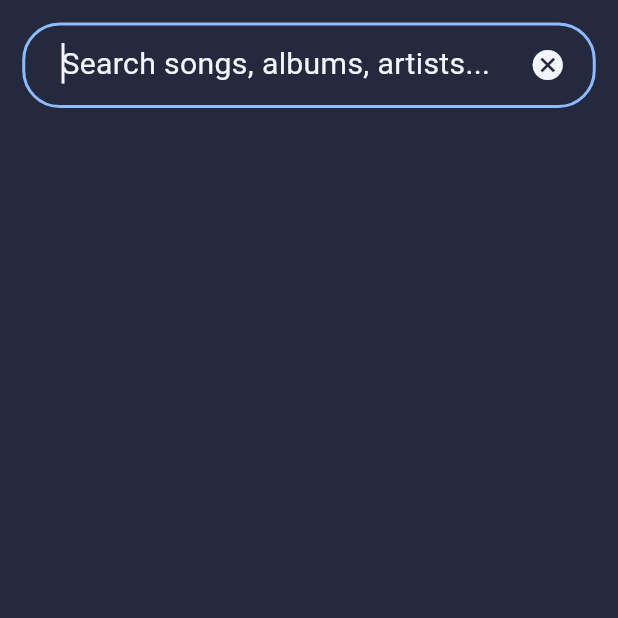
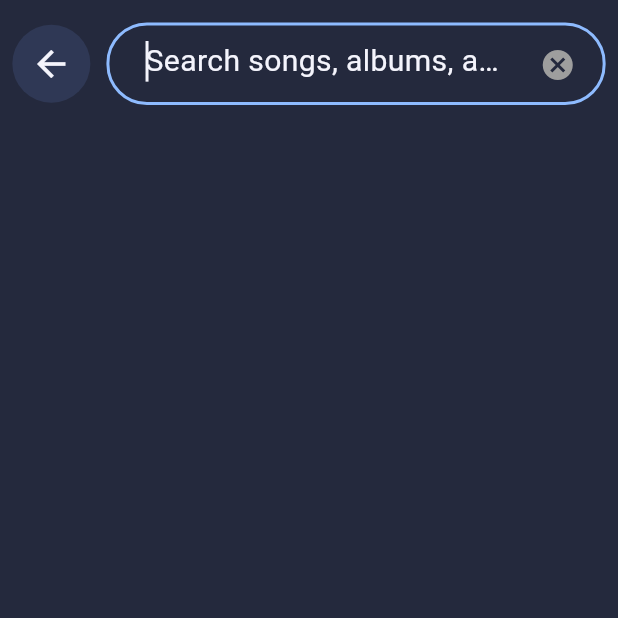
Before and after one commit to AKSHAYK0UL/Nex-Music, a Flutter app: the SearchScreen screen opened by its route, on a phone screen of 412 x 824 dp, the top half of it. Run offline on Flutter 3.47's test engine with Material 3 defaults, Android fonts, the phone set to English and light mode, and no system bars; our stand-ins replace app_links, audio_service, audio_video_progress_bar, bloc_concurrency, buttons_tabbar, cached_network_image and 19 more; missing offline and left inert: bitsdojo_window, dart_ytmusic_api, desktop_webview_auth, just_audio_media_kit, sidebar_with_animation, youtube_explode_dart; accounts and stored records are empty; generated files the repository leaves out were written again; project files that could hold a hidden picture were left out.

Commit message:
bug fixes

```diff
--- a/lib/core/ui_component/search_bar.dart
+++ b/lib/core/ui_component/search_bar.dart
@@ -57,12 +57,30 @@ class SearchFieldState extends State<SearchField> {
     final screenSize = MediaQuery.sizeOf(context).height;
     final isSmallScreen = MediaQuery.sizeOf(context).width < 451;
     return Container(
-      height: 57,
+      height: 55, //57
       color: backgroundColor,
       padding: EdgeInsets.symmetric(
-          horizontal: screenSize * 0.0180), // Add padding here
+          horizontal: screenSize * 0.0100), // Add padding here
       // padding: EdgeInsets.symmetric(
       //     horizontal: screenSize * 0.0131, vertical: screenSize * 0.00659),
+      child: Row(
+        spacing: screenSize * 0.0130,
+        children: [
+          CircleAvatar(
+            backgroundColor: secondaryColor,
+            radius: 26,
+            child: IconButton(
+              onPressed: () {
+                Navigator.of(context).pop();
+              },
+              icon: Icon(
+                Icons.arrow_back,
+                color: textColor,
+                size: 28,
+              ),
+            ),
+          ),
+          Expanded(
             child: TextField(
               focusNode: _focusNode,
               decoration: InputDecoration(
@@ -97,18 +115,16 @@ class SearchFieldState extends State<SearchField> {
                             onPressed: () {
                               if (_focusNode.hasFocus) {
                                 _controller.clear();
-                          FocusScope.of(context).unfocus();
-                        } else {
-                          Navigator.of(context).pop();
+                                // FocusScope.of(context).unfocus();
                               }
                             },
                             icon: Icon(
                               Icons.cancel,
-                        color: textColor,
-                        // color: value.text.isEmpty &&
-                        //         !FocusScope.of(context).hasFocus
-                        //     ? Colors.grey.shade500
-                        //     : textColor,
+                              // color: textColor,
+                              color: value.text.isEmpty ||
+                                      !FocusScope.of(context).hasFocus
+                                  ? Colors.grey.shade500
+                                  : textColor,
                             ),
                           ),
                         ],
@@ -118,7 +134,9 @@ class SearchFieldState extends State<SearchField> {
                 ),
                 hintText: widget.hintText,
                 hintStyle: Theme.of(context).textTheme.bodyMedium?.copyWith(
-                color: _focusNode.hasFocus ? textColor : Colors.grey.shade500,
+                      color: _focusNode.hasFocus
+                          ? textColor
+                          : Colors.grey.shade500,
                     ),
                 border: widget.inputBorder.copyWith(
                   borderSide: BorderSide(
@@ -166,6 +184,9 @@ class SearchFieldState extends State<SearchField> {
                 context.read<ArtistBloc>().add(SetStateToinitialEvent());
               },
             ),
+          ),
+        ],
+      ),
     );
   }
 }
--- a/lib/network_provider/home_data/favorites_db_provider.dart
+++ b/lib/network_provider/home_data/favorites_db_provider.dart
@@ -27,6 +27,7 @@ class FavoritesDBProvider {
 //when playing the song from the search just search the curr song id with the fav db songs id
   Future<void> addToFavorites(Map<String, dynamic> songMap) async {
     try {
+      songMap["timestamp"] = FieldValue.serverTimestamp();
       await _favoritesCollection.add(songMap);
     } on FirebaseException catch (_) {
       rethrow;
--- a/lib/presentation/favorites/screen/favorites_screen.dart
+++ b/lib/presentation/favorites/screen/favorites_screen.dart
@@ -32,9 +32,8 @@ class _FavoritesScreenState extends State<FavoritesScreen> {
       appBar: AppBar(
         title: Padding(
           padding: EdgeInsets.only(left: screenSize * 0.0131),
-          child: Text(
+          child: const Text(
             "Favorites",
-            style: Theme.of(context).textTheme.titleLarge,
           ),
         ),
         actions: [
--- a/lib/presentation/home/screen/showallplaylists.dart
+++ b/lib/presentation/home/screen/showallplaylists.dart
@@ -14,7 +14,7 @@ class ShowAllPlaylists extends StatelessWidget {
     final screenSize = MediaQuery.sizeOf(context).height;
     return Scaffold(
       appBar: AppBar(
-        title: const Text("Playlists For You"),
+        title: const Text("Recommended playlists"),
       ),
       body: BlocBuilder<HomesectionBloc, HomesectionState>(
         buildWhen: (previous, current) => previous != current,
--- a/lib/presentation/recent/screens/recentscreen.dart
+++ b/lib/presentation/recent/screens/recentscreen.dart
@@ -32,9 +32,8 @@ class _RecentScreenState extends State<RecentScreen> {
       appBar: AppBar(
         title: Padding(
           padding: EdgeInsets.only(left: screenSize * 0.0131),
-          child: Text(
+          child: const Text(
             "Recent",
-            style: Theme.of(context).textTheme.titleLarge,
           ),
         ),
         actions: [
--- a/lib/presentation/search/screens/search_screen.dart
+++ b/lib/presentation/search/screens/search_screen.dart
@@ -85,11 +85,16 @@ class _SearchScreenState extends State<SearchScreen> {
                   }
                   if (state is LoadedRecentSearchState) {
                     return Expanded(
+                      child: Padding(
+                        padding: EdgeInsets.symmetric(
+                            horizontal: screenSize * 0.0105,
+                            vertical: screenSize * 0.0200),
                         child: ListView.builder(
                             itemCount: state.recentSerach.length,
                             shrinkWrap: true,
                             itemBuilder: (context, index) {
-                            int rIndex = state.recentSerach.length - index - 1;
+                              int rIndex =
+                                  state.recentSerach.length - index - 1;
                               final recentSearch = state.recentSerach[rIndex];
                               return RecentSearchTitle(
                                 text: recentSearch,
@@ -100,6 +105,7 @@ class _SearchScreenState extends State<SearchScreen> {
                                 },
                               );
                             }),
+                      ),
                     );
                   }
                   if (state is ErrorState) {
@@ -143,7 +149,7 @@ class _SearchScreenState extends State<SearchScreen> {
 
 OutlineInputBorder get outlineInputBorder {
   return OutlineInputBorder(
-    borderRadius: BorderRadius.circular(25),
+    borderRadius: BorderRadius.circular(27),
     borderSide: BorderSide(
       width: 2,
       color: accentColor,
--- a/lib/presentation/search/widgets/recentsearchtitle.dart
+++ b/lib/presentation/search/widgets/recentsearchtitle.dart
@@ -39,6 +39,8 @@ class RecentSearchTitle extends StatelessWidget {
         margin: EdgeInsets.only(top: size * 0.00329),
         child: ListTile(
           tileColor: backgroundColor,
+          contentPadding:
+              EdgeInsets.only(left: size * 0.0160, right: size * 0.0030),
           shape: RoundedRectangleBorder(
             borderRadius: BorderRadius.circular(0),
           ),
--- a/lib/presentation/search/widgets/suggestion_title.dart
+++ b/lib/presentation/search/widgets/suggestion_title.dart
@@ -38,6 +38,8 @@ class SuggestionTitle extends StatelessWidget {
       child: Container(
         margin: EdgeInsets.only(top: size * 0.00329),
         child: ListTile(
+          contentPadding:
+              EdgeInsets.only(left: size * 0.0160, right: size * 0.0030),
           tileColor: backgroundColor,
           shape: RoundedRectangleBorder(
             borderRadius: BorderRadius.circular(0),
--- a/lib/presentation/user_playlist/screens/user_playlist_songs.dart
+++ b/lib/presentation/user_playlist/screens/user_playlist_songs.dart
@@ -39,10 +39,7 @@ class _UserPlaylistSongsState extends State<UserPlaylistSongs> {
 
     return Scaffold(
       appBar: AppBar(
-        title: Text(
-          playlistName,
-          style: Theme.of(context).textTheme.titleLarge,
-        ),
+        title: Text(playlistName),
         actions: [
           ValueListenableBuilder(
             valueListenable: switchState,
--- a/lib/presentation/user_playlist/widgets/show_create_playlist_dialog.dart
+++ b/lib/presentation/user_playlist/widgets/show_create_playlist_dialog.dart
@@ -13,7 +13,7 @@ Future<void> showCreatePlaylistDialog(BuildContext context) {
     builder: (context) {
       return AlertDialog(
         title: Text(
-          "Enter Playlist Name",
+          "Playlist Name",
           style: Theme.of(context).textTheme.titleMedium,
         ),
         content: TextField(
```
Also changed, not shown: lib/network_provider/home_data/playlist_db_provide.dart (+5 -3 lines), lib/presentation/home/widget/long_press_options.dart (+15 -2 lines), lib/presentation/user_playlist/screens/user_playlist.dart (+3 -6 lines), 10 other files. Lines whose indentation alone changed are shown as unchanged.
